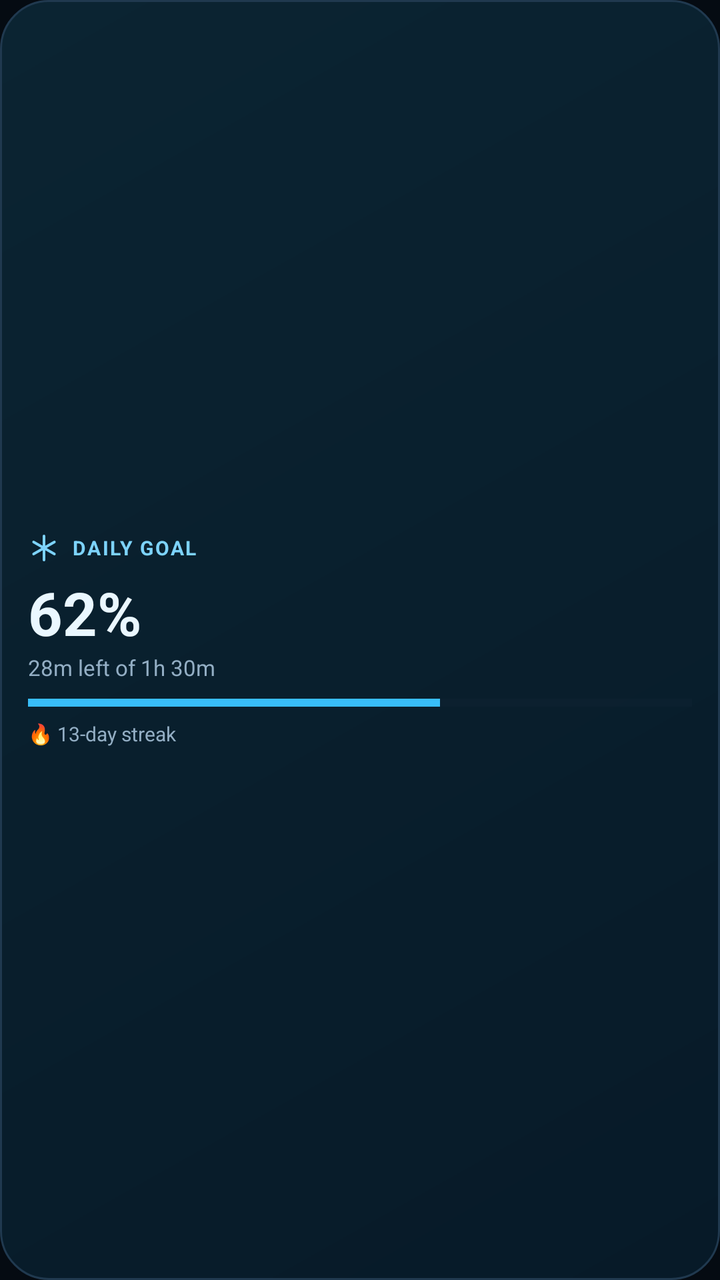
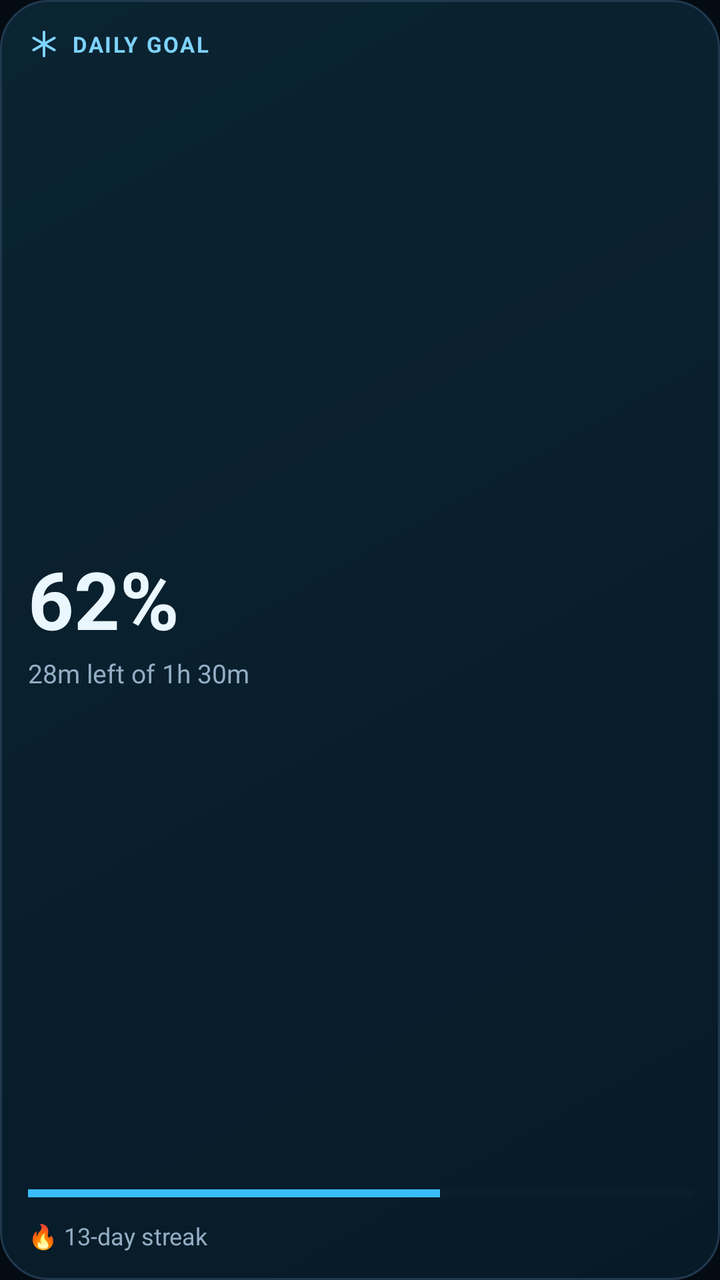

Before-and-after screenshots of an Android layout around one commit, followed by the original layout XML and the change that was made.
<!-- AndroidManifest.xml: application theme Theme.FrostLock -->
<!-- res/layout/widget_goal.xml -->
<?xml version="1.0" encoding="utf-8"?>
<LinearLayout xmlns:android="http://schemas.android.com/apk/res/android"
    android:id="@+id/goal_root"
    android:layout_width="match_parent"
    android:layout_height="match_parent"
    android:background="@drawable/widget_background"
    android:gravity="center_vertical"
    android:orientation="vertical"
    android:padding="14dp">

    <TextView
        android:layout_width="wrap_content"
        android:layout_height="wrap_content"
        android:drawableStart="@drawable/ic_frost_snowflake"
        android:drawablePadding="6dp"
        android:gravity="center_vertical"
        android:letterSpacing="0.08"
        android:text="@string/widget_goal_title"
        android:textColor="@color/widget_accent"
        android:textSize="10sp"
        android:textStyle="bold" />

    <TextView
        android:id="@+id/goal_percent"
        android:layout_width="wrap_content"
        android:layout_height="wrap_content"
        android:layout_marginTop="4dp"
        android:text="@string/widget_goal_percent_placeholder"
        android:textColor="@color/widget_text_primary"
        android:textSize="30sp"
        android:textStyle="bold" />

    <TextView
        android:id="@+id/goal_sub"
        android:layout_width="wrap_content"
        android:layout_height="wrap_content"
        android:text="@string/widget_goal_sub_placeholder"
        android:textColor="@color/widget_text_secondary"
        android:textSize="11sp" />

    <ProgressBar
        android:id="@+id/goal_progress"
        style="?android:attr/progressBarStyleHorizontal"
        android:layout_width="match_parent"
        android:layout_height="5dp"
        android:layout_marginTop="8dp"
        android:max="100"
        android:progress="62"
        android:progressBackgroundTint="@color/widget_progress_track"
        android:progressTint="@color/widget_progress" />

    <TextView
        android:id="@+id/goal_streak"
        android:layout_width="wrap_content"
        android:layout_height="wrap_content"
        android:layout_marginTop="6dp"
        android:text="@string/widget_streak_placeholder"
        android:textColor="@color/widget_text_secondary"
        android:textSize="10sp" />

</LinearLayout>
<!-- resources referenced by this layout -->
<resources>
  <color name="widget_accent">#FF7DD3FC</color>
  <color name="widget_progress">#FF38BDF8</color>
  <color name="widget_progress_track">#FF152838</color>
  <color name="widget_text_primary">#FFEAF7FF</color>
  <color name="widget_text_secondary">#FF93AEC4</color>
  <!-- drawable ic_frost_snowflake (drawable) -->
  <?xml version="1.0" encoding="utf-8"?>
  <vector xmlns:android="http://schemas.android.com/apk/res/android"
      android:width="16dp"
      android:height="16dp"
      android:viewportWidth="24"
      android:viewportHeight="24">
      <path
          android:pathData="M12,3 L12,21"
          android:strokeColor="#FF7DD3FC"
          android:strokeLineCap="round"
          android:strokeWidth="2" />
      <path
          android:pathData="M4.2,7.5 L19.8,16.5"
          android:strokeColor="#FF7DD3FC"
          android:strokeLineCap="round"
          android:strokeWidth="2" />
      <path
          android:pathData="M4.2,16.5 L19.8,7.5"
          android:strokeColor="#FF7DD3FC"
          android:strokeLineCap="round"
          android:strokeWidth="2" />
  </vector>
  <!-- drawable widget_background (drawable) -->
  <?xml version="1.0" encoding="utf-8"?>
  <shape xmlns:android="http://schemas.android.com/apk/res/android"
      android:shape="rectangle">
      <gradient
          android:angle="315"
          android:endColor="@color/widget_bg_end"
          android:startColor="@color/widget_bg_start" />
      <corners android:radius="24dp" />
      <stroke
          android:width="1dp"
          android:color="@color/widget_stroke" />
  </shape>
  <string name="widget_goal_percent_placeholder">62%</string>
  <string name="widget_goal_sub_placeholder">28m left of 1h 30m</string>
  <string name="widget_goal_title">DAILY GOAL</string>
  <string name="widget_streak_placeholder">\uD83D\uDD25 13-day streak</string>
  <style name="Theme.FrostLock" parent="android:Theme.Material.Light.NoActionBar">
          <item name="android:windowBackground">@color/background_dark</item>
          <item name="android:statusBarColor">@android:color/transparent</item>
          <item name="android:navigationBarColor">@android:color/transparent</item>
      </style>
  <color name="widget_bg_end">#FF071A28</color>
  <color name="widget_bg_start">#FF0B2432</color>
  <color name="widget_stroke">#FF20394F</color>
  <color name="background_dark">#FF050B12</color>
</resources>

<!-- the commit's change to res/layout/widget_goal.xml (unified diff, before → after) -->
@@ -4,7 +4,6 @@
     android:layout_width="match_parent"
     android:layout_height="match_parent"
     android:background="@drawable/widget_background"
-    android:gravity="center_vertical"
     android:orientation="vertical"
     android:padding="14dp">
 
@@ -17,33 +16,41 @@
         android:letterSpacing="0.08"
         android:text="@string/widget_goal_title"
         android:textColor="@color/widget_accent"
-        android:textSize="10sp"
+        android:textSize="11sp"
         android:textStyle="bold" />
 
-    <TextView
-        android:id="@+id/goal_percent"
-        android:layout_width="wrap_content"
-        android:layout_height="wrap_content"
-        android:layout_marginTop="4dp"
-        android:text="@string/widget_goal_percent_placeholder"
-        android:textColor="@color/widget_text_primary"
-        android:textSize="30sp"
-        android:textStyle="bold" />
+    <LinearLayout
+        android:layout_width="match_parent"
+        android:layout_height="0dp"
+        android:layout_weight="1"
+        android:gravity="center_vertical"
+        android:orientation="vertical">
 
-    <TextView
-        android:id="@+id/goal_sub"
-        android:layout_width="wrap_content"
-        android:layout_height="wrap_content"
-        android:text="@string/widget_goal_sub_placeholder"
-        android:textColor="@color/widget_text_secondary"
-        android:textSize="11sp" />
+        <TextView
+            android:id="@+id/goal_percent"
+            android:layout_width="wrap_content"
+            android:layout_height="wrap_content"
+            android:includeFontPadding="false"
+            android:text="@string/widget_goal_percent_placeholder"
+            android:textColor="@color/widget_text_primary"
+            android:textSize="40sp"
+            android:textStyle="bold" />
+
+        <TextView
+            android:id="@+id/goal_sub"
+            android:layout_width="wrap_content"
+            android:layout_height="wrap_content"
+            android:layout_marginTop="3dp"
+            android:text="@string/widget_goal_sub_placeholder"
+            android:textColor="@color/widget_text_secondary"
+            android:textSize="13sp" />
+    </LinearLayout>
 
     <ProgressBar
         android:id="@+id/goal_progress"
         style="?android:attr/progressBarStyleHorizontal"
         android:layout_width="match_parent"
-        android:layout_height="5dp"
-        android:layout_marginTop="8dp"
+        android:layout_height="6dp"
         android:max="100"
         android:progress="62"
         android:progressBackgroundTint="@color/widget_progress_track"
@@ -53,9 +60,9 @@
         android:id="@+id/goal_streak"
         android:layout_width="wrap_content"
         android:layout_height="wrap_content"
-        android:layout_marginTop="6dp"
+        android:layout_marginTop="10dp"
         android:text="@string/widget_streak_placeholder"
         android:textColor="@color/widget_text_secondary"
-        android:textSize="10sp" />
+        android:textSize="12sp" />
 
 </LinearLayout>
